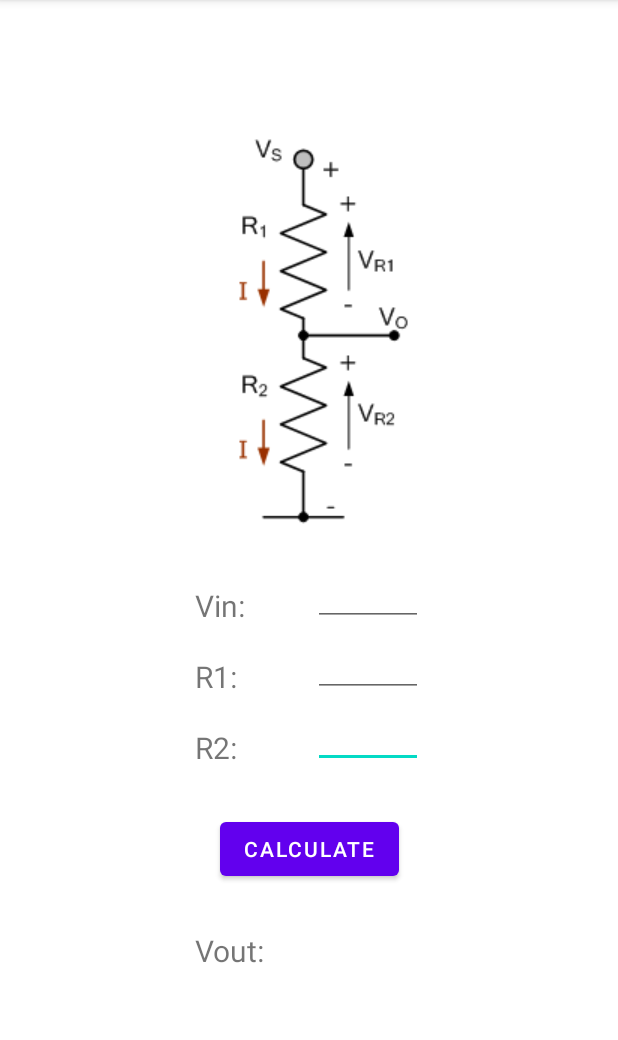
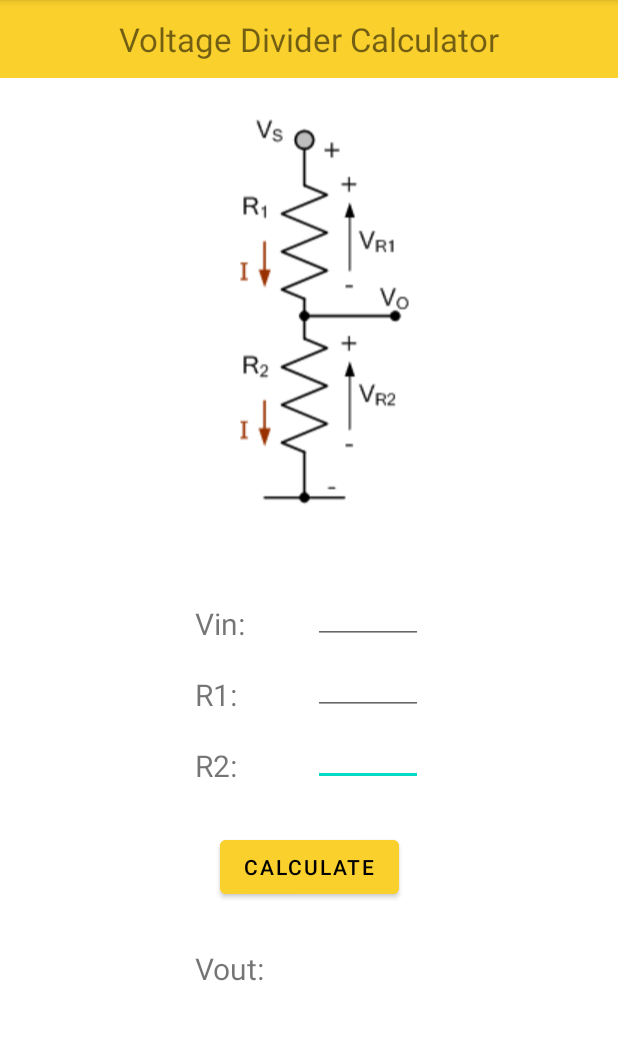
Before and after one commit to matsouto/RCircuitCalc, an Android app: the screen it shows after launch (MainActivity), on a phone screen of 412 x 824 dp, the part 84-1124 px from its top. Run offline under Robolectric (Android 15) with nearby library versions, the phone set to English and light mode, and no system bars.

Commit message:
Add fixed image, rectangle and colors

```diff
--- /dev/null
+++ b/app/src/main/res/drawable/rectangle.xml
@@ -0,0 +1,8 @@
+<?xml version="1.0" encoding="utf-8"?>
+<selector xmlns:android="http://schemas.android.com/apk/res/android">
+    <item>
+        <shape android:shape="rectangle">
+            <solid android:color="@color/yellowrec"></solid>
+        </shape>
+    </item>
+</selector>
--- a/app/src/main/res/layout/activity_main.xml
+++ b/app/src/main/res/layout/activity_main.xml
@@ -35,35 +35,23 @@
         android:id="@+id/editTextNumberDecimal2"
         android:layout_width="73dp"
         android:layout_height="27dp"
-        android:layout_marginTop="20dp"
+        android:layout_marginTop="40dp"
         android:layout_marginEnd="130dp"
         android:ems="10"
         android:inputType="numberDecimal"
         app:layout_constraintEnd_toEndOf="parent"
-        app:layout_constraintTop_toBottomOf="@+id/voltagedividerimg" />
-
-    <ImageView
-        android:id="@+id/voltagedividerimg"
-        android:layout_width="wrap_content"
-        android:layout_height="wrap_content"
-        android:layout_marginTop="80dp"
-        android:scaleType="centerInside"
-        app:layout_constraintEnd_toEndOf="parent"
-        app:layout_constraintHorizontal_bias="0.498"
-        app:layout_constraintStart_toStartOf="parent"
-        app:layout_constraintTop_toTopOf="parent"
-        app:srcCompat="@drawable/VoltageDivider" />
+        app:layout_constraintTop_toBottomOf="@+id/imageView2" />
 
     <TextView
         android:id="@+id/txtVin"
         android:layout_width="wrap_content"
         android:layout_height="wrap_content"
         android:layout_marginStart="130dp"
-        android:layout_marginTop="20dp"
+        android:layout_marginTop="40dp"
         android:text="Vin:"
         android:textSize="20sp"
         app:layout_constraintStart_toStartOf="parent"
-        app:layout_constraintTop_toBottomOf="@+id/voltagedividerimg" />
+        app:layout_constraintTop_toBottomOf="@+id/imageView2" />
 
     <TextView
         android:id="@+id/txtR1"
@@ -103,10 +91,44 @@
         android:layout_width="wrap_content"
         android:layout_height="wrap_content"
         android:layout_marginTop="30dp"
+        android:backgroundTint="@color/yellowrec"
         android:text="Calculate"
+        android:textColor="@color/black"
         app:layout_constraintEnd_toEndOf="parent"
         app:layout_constraintStart_toStartOf="parent"
         app:layout_constraintTop_toBottomOf="@+id/editTextNumberDecimal5" />
 
+    <ImageView
+        android:id="@+id/imageView2"
+        android:layout_width="wrap_content"
+        android:layout_height="300dp"
+        android:layout_marginTop="10dp"
+        android:scaleX="1"
+        app:layout_constraintEnd_toEndOf="parent"
+        app:layout_constraintHorizontal_bias="0.5"
+        app:layout_constraintStart_toStartOf="parent"
+        app:layout_constraintTop_toBottomOf="@+id/yellowrectangle"
+        app:srcCompat="@drawable/voltagedivider" />
+
+    <TextView
+        android:id="@+id/yellowrectangle"
+        android:layout_width="412dp"
+        android:layout_height="52dp"
+        android:background="@drawable/rectangle"
+        app:layout_constraintEnd_toEndOf="parent"
+        app:layout_constraintStart_toStartOf="parent"
+        app:layout_constraintTop_toTopOf="parent" />
+
+    <TextView
+        android:id="@+id/vdcalc"
+        android:layout_width="wrap_content"
+        android:layout_height="wrap_content"
+        android:text="Voltage Divider Calculator"
+        android:textSize="22sp"
+        app:layout_constraintBottom_toBottomOf="@+id/yellowrectangle"
+        app:layout_constraintEnd_toEndOf="parent"
+        app:layout_constraintStart_toStartOf="parent"
+        app:layout_constraintTop_toTopOf="@+id/yellowrectangle" />
+
 
 </androidx.constraintlayout.widget.ConstraintLayout>
--- a/app/src/main/res/values/colors.xml
+++ b/app/src/main/res/values/colors.xml
@@ -7,4 +7,5 @@
     <color name="teal_700">#FF018786</color>
     <color name="black">#FF000000</color>
     <color name="white">#FFFFFFFF</color>
+    <color name="yellowrec">#FAD02C</color>
 </resources>
```
Also changed, not shown: app/src/main/res/drawable-v24/voltagedivider.png (added).
